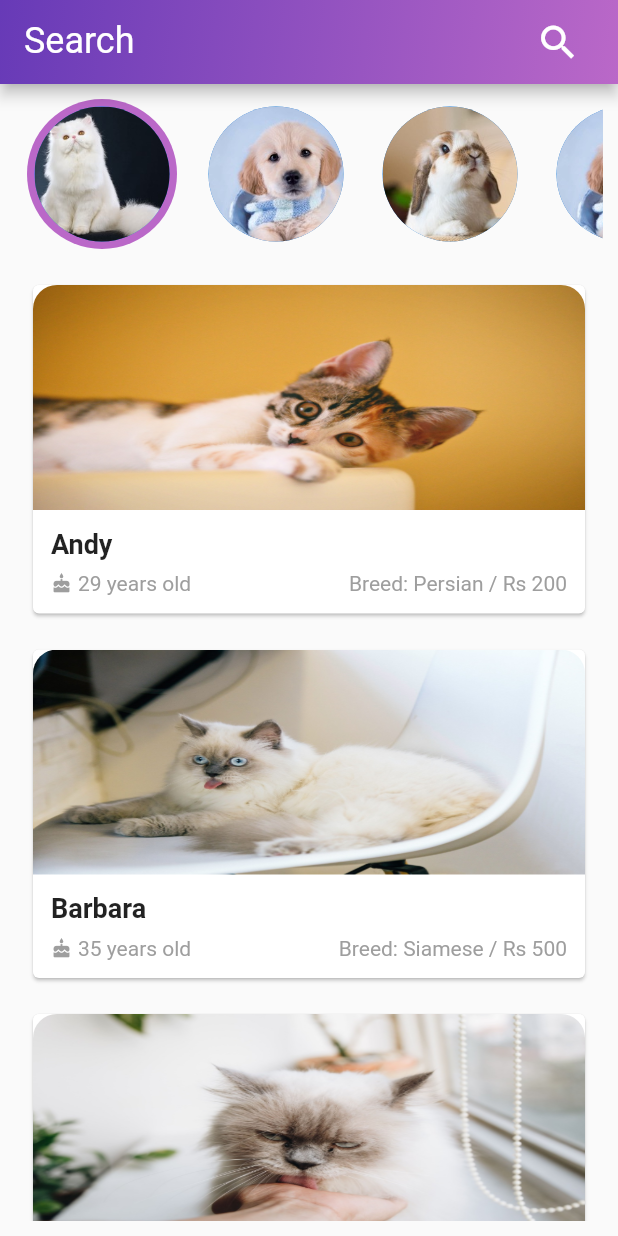
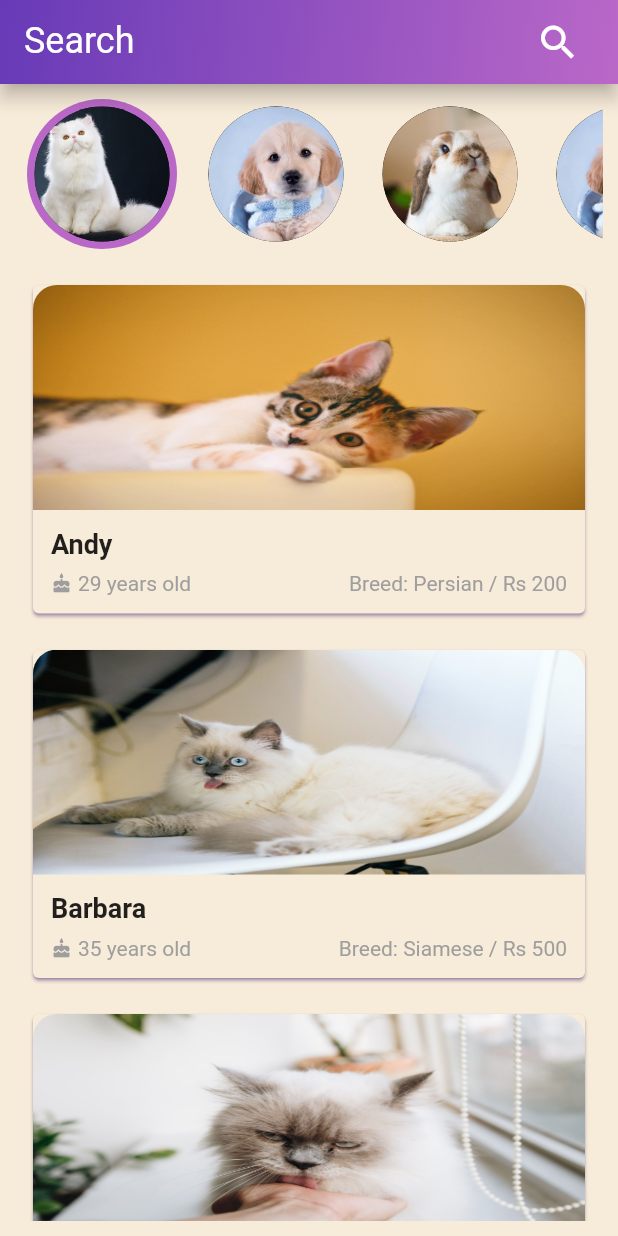
Before and after one commit to akgmage/pet_adoption, a Flutter app: the screen it shows after launch, on a phone screen of 412 x 824 dp. Run offline on Flutter 3.47's test engine with Material 2 defaults, Android fonts, the phone set to English and light mode, and no system bars; our stand-ins replace photo_view, shared_preferences, slider_button.

Commit message:
use provider

```diff
--- a/lib/main.dart
+++ b/lib/main.dart
@@ -1,9 +1,12 @@
 // main.dart
 import 'package:flutter/material.dart';
 import 'package:pa/screens/home_screen.dart';
+import 'package:pa/theme/styles.dart';
 import 'package:pa/widgets/pet_avatar.dart';
 import 'package:pa/screens/pet_details.dart';
+import 'package:provider/provider.dart';
 
+import 'models/theme_provider.dart';
 import 'widgets/card.dart';
 import 'data/pet_data.dart';
 
@@ -11,11 +14,43 @@ void main() {
   runApp(const MyApp());
 }
 
-class MyApp extends StatelessWidget {
+class MyApp extends StatefulWidget {
   const MyApp({Key? key}) : super(key: key);
 
   @override
+  State<MyApp> createState() => _MyAppState();
+}
+
+class _MyAppState extends State<MyApp> {
+  DarkThemeProvider themeChangeProvider = DarkThemeProvider();
+
+  @override
+  void initState() {
+    super.initState();
+    getCurrentAppTheme();
+  }
+
+  void getCurrentAppTheme() async {
+    themeChangeProvider.darkTheme =
+        await themeChangeProvider.darkThemePreference.getTheme();
+  }
+
+  @override
   Widget build(BuildContext context) {
+    return ChangeNotifierProvider(
+      create: (_) {
+        return themeChangeProvider;
+      },
+      child: Consumer<DarkThemeProvider>(
+        builder: (BuildContext context, value, Widget? child) {
+          return MaterialApp(
+            debugShowCheckedModeBanner: false,
+            theme: Styles.themeData(themeChangeProvider.darkTheme, context),
+            home: HomePage(),
+          );
+        },
+      ),
+    );
     return const MaterialApp(
       // Remove the debug banner
       debugShowCheckedModeBanner: false,
```
